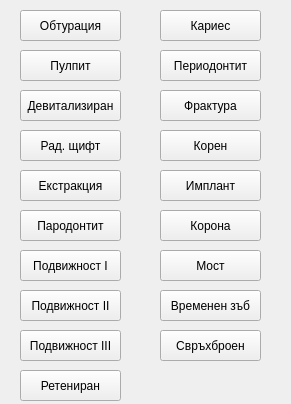
Old version of the form src/View/ListView/ControlPanel/ControlPanel.ui in the repository thefinalcutbg/DinoDent.
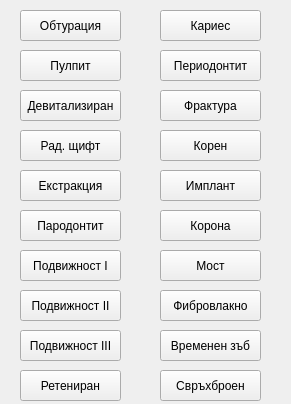
New version of the form. Custom widgets are drawn as their Qt base class.

Commit message: FiberOptic painter implemented. Bridges and splints are connected in PerioView

Patch:
```diff
--- a/src/View/ListView/ControlPanel/ControlPanel.ui
+++ b/src/View/ListView/ControlPanel/ControlPanel.ui
@@ -17,7 +17,7 @@
    <property name="geometry">
     <rect>
      <x>160</x>
-     <y>290</y>
+     <y>330</y>
      <width>101</width>
      <height>31</height>
     </rect>
@@ -343,7 +343,7 @@
    <property name="geometry">
     <rect>
      <x>160</x>
-     <y>330</y>
+     <y>370</y>
      <width>101</width>
      <height>31</height>
     </rect>
@@ -377,6 +377,28 @@
     <string>Ретениран</string>
    </property>
   </widget>
+  <widget class="StatusButton" name="Fiber">
+   <property name="enabled">
+    <bool>true</bool>
+   </property>
+   <property name="geometry">
+    <rect>
+     <x>160</x>
+     <y>290</y>
+     <width>101</width>
+     <height>31</height>
+    </rect>
+   </property>
+   <property name="toolTip">
+    <string>&lt;html&gt;&lt;head/&gt;&lt;body&gt;&lt;p&gt;Бърз клавиш: N&lt;/p&gt;&lt;/body&gt;&lt;/html&gt;</string>
+   </property>
+   <property name="styleSheet">
+    <string notr="true"/>
+   </property>
+   <property name="text">
+    <string>Фибровлакно</string>
+   </property>
+  </widget>
  </widget>
  <layoutdefault spacing="6" margin="11"/>
  <customwidgets>
```
The commit also changes 26 other files.
